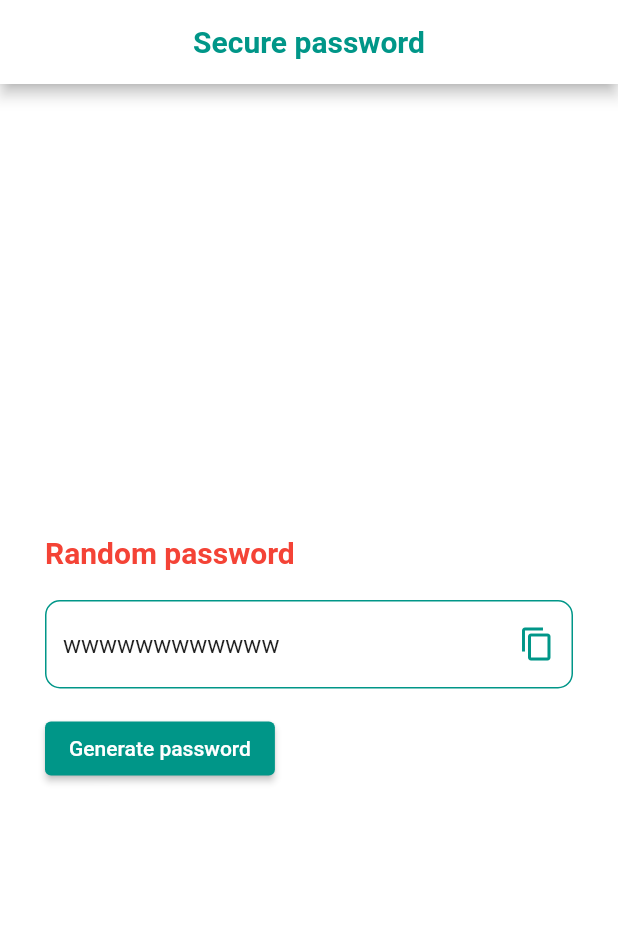
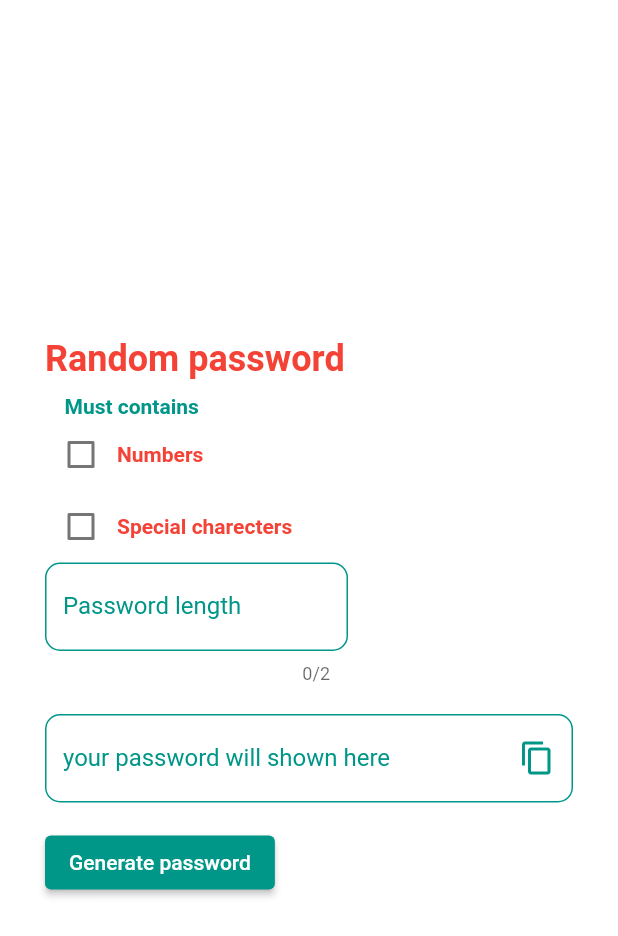
Before and after one commit to shadu-rz/random-password-generator, a Flutter app: the screen it shows after launch, after a tap on "Generate password", on a phone screen of 412 x 824 dp. Shown: the top 936 px of the screen. Run offline on Flutter 3.47's test engine with Material 2 defaults, Android fonts, the light colour scheme and no system bars.

Commit message:
users can select the constraints for the password

```diff
--- /dev/null
+++ b/lib/generate_pass.dart
@@ -0,0 +1,5 @@
+// import 'dart:math';
+
+// class GeneratePass {
+
+// }
--- a/lib/home.dart
+++ b/lib/home.dart
@@ -13,6 +13,13 @@ class Homepage extends StatefulWidget {
 
 class _HomepageState extends State<Homepage> {
   TextEditingController controller = TextEditingController();
+  TextEditingController passLengthController = TextEditingController();
+
+
+  bool letters = true;
+  bool numbers = false;
+  bool special = false;
+
   @override
   void dispose() {
     controller.dispose();
@@ -23,30 +30,103 @@ class _HomepageState extends State<Homepage> {
   Widget build(BuildContext context) {
     return Scaffold(
       backgroundColor: Colors.white,
-      appBar: AppBar(
-        backgroundColor: Colors.white,
-        centerTitle: true,
-        title: Text(
-          'Secure password',
-          style: TextStyle(
-            fontWeight: FontWeight.bold,
-            color: ColorConstants().primaryColor,
-          ),
-        ),
-      ),
+
       body: Container(
         padding: const EdgeInsets.all(30),
         child: Column(
           mainAxisAlignment: MainAxisAlignment.center,
           crossAxisAlignment: CrossAxisAlignment.start,
           children: [
+            Column(
+              crossAxisAlignment: CrossAxisAlignment.start,
+              children: [
                 Text(
                   'Random password',
                   style: TextStyle(
-                fontSize: 20,
+                    fontSize: 24,
                     fontWeight: FontWeight.bold,
                     color: ColorConstants().secondaryColor,
                   ),
+                ),
+                const SizedBox(
+                  height: 10,
+                ),
+                Row(
+                  children: [
+                    const SizedBox(
+                      width: 13,
+                    ),
+                    Text(
+                      'Must contains',
+                      style: TextStyle(
+                        fontSize: 14,
+                        fontWeight: FontWeight.bold,
+                        color: ColorConstants().primaryColor,
+                      ),
+                    ),
+                  ],
+                ),
+                Row(
+                  children: [
+                    Checkbox(
+                      value: numbers,
+                      onChanged: (value) {
+                        setState(() {
+                          numbers = !numbers;
+                        });
+                      },
+                    ),
+                    Text(
+                      'Numbers',
+                      style: TextStyle(
+                        fontWeight: FontWeight.bold,
+                        color: ColorConstants().secondaryColor,
+                      ),
+                    ),
+                  ],
+                ),
+                Row(
+                  children: [
+                    Checkbox(
+                      value: special,
+                      onChanged: (value) {
+                        setState(() {
+                          special = !special;
+                        });
+                      },
+                    ),
+                    Text(
+                      'Special charecters',
+                      style: TextStyle(
+                        fontWeight: FontWeight.bold,
+                        color: ColorConstants().secondaryColor,
+                      ),
+                    ),
+                  ],
+                ),
+                Container(
+                  margin: const EdgeInsets.only(right: 150),
+                  child: TextField(
+                    maxLength: 2,
+                    controller: passLengthController,
+                    decoration: InputDecoration(
+                      label: const Text(
+                        'Password length',
+                        style: TextStyle(
+                          color: Colors.teal,
+                        ),
+                      ),
+                      // hintText: 'Length of password',
+                      enabledBorder: OutlineInputBorder(
+                          borderSide: const BorderSide(color: Colors.teal),
+                          borderRadius: BorderRadius.circular(10)),
+                      focusedBorder: OutlineInputBorder(
+                          borderSide: const BorderSide(color: Colors.teal),
+                          borderRadius: BorderRadius.circular(10)),
+                    ),
+                  ),
+                )
+              ],
             ),
             const SizedBox(height: 20),
             TextField(
@@ -69,9 +149,17 @@ class _HomepageState extends State<Homepage> {
                       ..removeCurrentSnackBar()
                       ..showSnackBar(snackBar);
                   },
-                  icon:  Icon(Icons.copy,color: ColorConstants().primaryColor,),
+                  icon: Icon(
+                    Icons.copy,
+                    color: ColorConstants().primaryColor,
                   ),
-                hintText: 'your password will shown here',
+                ),
+                label: const Text(
+                        'your password will shown here',
+                        style: TextStyle(
+                          color: Colors.teal,
+                        ),
+                      ),
                 enabledBorder: OutlineInputBorder(
                     borderSide:
                         BorderSide(color: ColorConstants().primaryColor),
@@ -101,7 +189,11 @@ class _HomepageState extends State<Homepage> {
     return ElevatedButton(
       style: ButtonStyle(backgroundColor: backgroundColor),
       onPressed: () {
-        final password = generatePassword();
+        final password = generatePassword(
+            hasLetters: letters,
+            hasNumbers: numbers,
+            hasSpecial: special,
+            length: int.parse(passLengthController.text));
         controller.text = password;
       },
       child: const Text(
@@ -117,11 +209,12 @@ class _HomepageState extends State<Homepage> {
     bool hasLetters = true,
     bool hasNumbers = true,
     bool hasSpecial = true,
+    int length = 12,
   }) {
-    const length = 12;
+    length = length;
     const letterLowerCase = 'abcdefghijklmnopqrstuvwxyz';
-    const letterUpperCase = 'ABCDEFGHIJKLMNOPQRSTUVWXYZ';
-    const numbers = '0123456789';
+    const letterUpperCase = 'MNOPQRSTUVWXYZABCDEFGHIJKL';
+    const numbers = '5678901234';
     const special = '@*~`^#=+!\$&%?{}()';
 
     String chars = '';
--- a/lib/main.dart
+++ b/lib/main.dart
@@ -12,8 +12,6 @@ class MyApp extends StatelessWidget {
   Widget build(BuildContext context) {
     return const MaterialApp(
       debugShowCheckedModeBanner: false,
-      title: 'Flutter Demo',
-
       home:   Homepage(),
     );
   }
```
Lines whose indentation alone changed are shown as unchanged.
